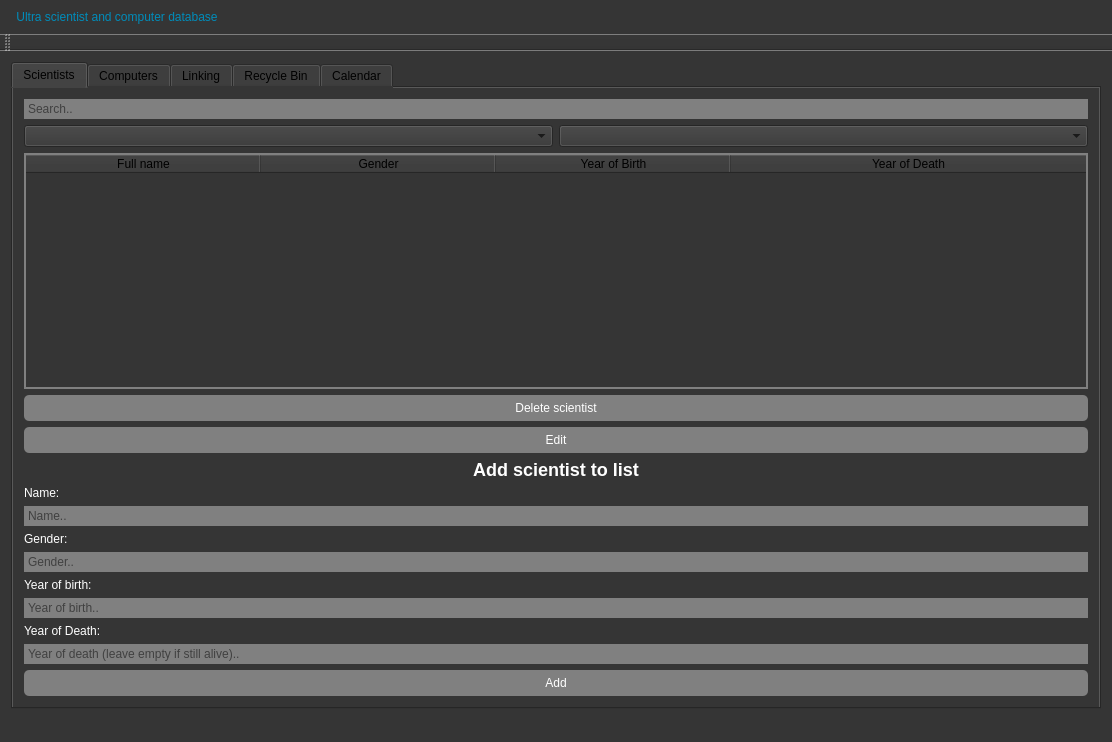
Old version of the form VerklegtNamskeidH3/mainwindow.ui in the repository Eytor/VerklegtNamskeid.
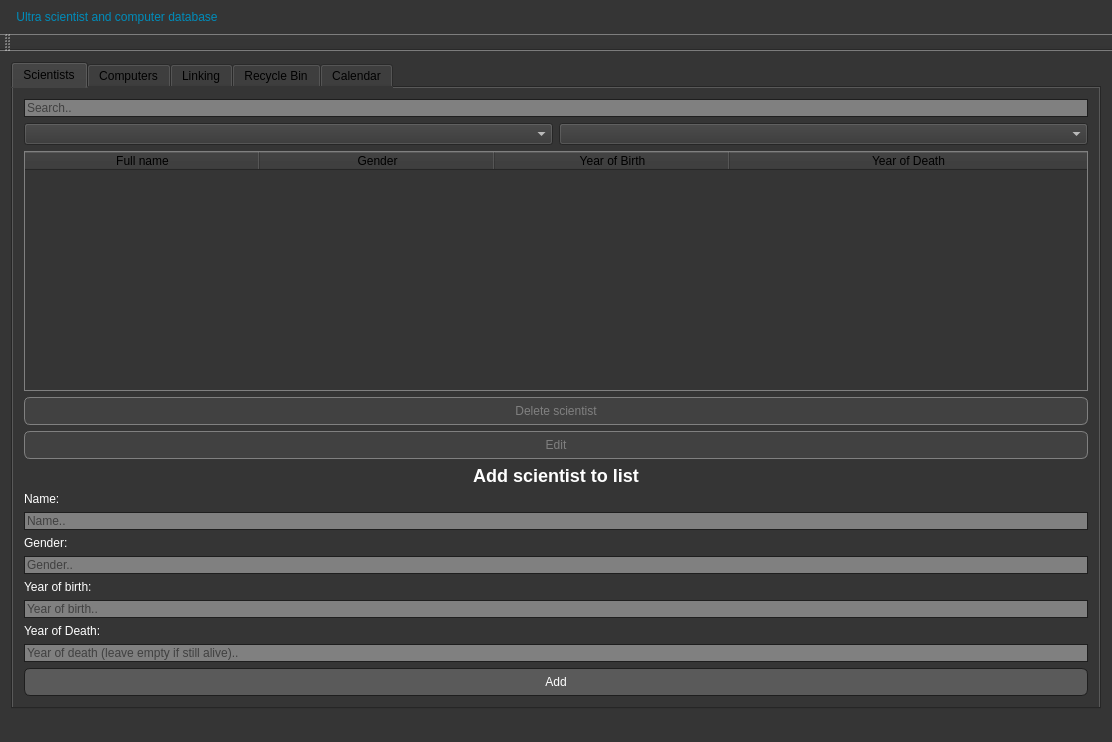
New version of the form.

Commit message: More UI tweaks, borders, buttons etc

Patch:
```diff
--- a/VerklegtNamskeidH3/mainwindow.ui
+++ b/VerklegtNamskeidH3/mainwindow.ui
@@ -10,6 +10,97 @@
     <height>742</height>
    </rect>
   </property>
+  <property name="palette">
+   <palette>
+    <active>
+     <colorrole role="Button">
+      <brush brushstyle="SolidPattern">
+       <color alpha="255">
+        <red>53</red>
+        <green>53</green>
+        <blue>53</blue>
+       </color>
+      </brush>
+     </colorrole>
+     <colorrole role="Base">
+      <brush brushstyle="SolidPattern">
+       <color alpha="255">
+        <red>53</red>
+        <green>53</green>
+        <blue>53</blue>
+       </color>
+      </brush>
+     </colorrole>
+     <colorrole role="Window">
+      <brush brushstyle="SolidPattern">
+       <color alpha="255">
+        <red>53</red>
+        <green>53</green>
+        <blue>53</blue>
+       </color>
+      </brush>
+     </colorrole>
+    </active>
+    <inactive>
+     <colorrole role="Button">
+      <brush brushstyle="SolidPattern">
+       <color alpha="255">
+        <red>53</red>
+        <green>53</green>
+        <blue>53</blue>
+       </color>
+      </brush>
+     </colorrole>
+     <colorrole role="Base">
+      <brush brushstyle="SolidPattern">
+       <color alpha="255">
+        <red>53</red>
+        <green>53</green>
+        <blue>53</blue>
+       </color>
+      </brush>
+     </colorrole>
+     <colorrole role="Window">
+      <brush brushstyle="SolidPattern">
+       <color alpha="255">
+        <red>53</red>
+        <green>53</green>
+        <blue>53</blue>
+       </color>
+      </brush>
+     </colorrole>
+    </inactive>
+    <disabled>
+     <colorrole role="Button">
+      <brush brushstyle="SolidPattern">
+       <color alpha="255">
+        <red>53</red>
+        <green>53</green>
+        <blue>53</blue>
+       </color>
+      </brush>
+     </colorrole>
+     <colorrole role="Base">
+      <brush brushstyle="SolidPattern">
+       <color alpha="255">
+        <red>53</red>
+        <green>53</green>
+        <blue>53</blue>
+       </color>
+      </brush>
+     </colorrole>
+     <colorrole role="Window">
+      <brush brushstyle="SolidPattern">
+       <color alpha="255">
+        <red>53</red>
+        <green>53</green>
+        <blue>53</blue>
+       </color>
+      </brush>
+     </colorrole>
+    </disabled>
+   </palette>
+  </property>
   <property name="windowTitle">
    <string>MainWindow</string>
   </property>
@@ -31,6 +122,13 @@
 color:#008CBB
 }
 
+QComboBox{
+color:#fff;
+}
+QComboBox:scientist_order_by_column{
+color:#fff;
+}
+
 QLabel{
 color:#fff;
 }
@@ -39,9 +137,10 @@
 background-color:rgb(53, 53, 53);
 }
 
+
 QTableView{
 background-color:rgb(53, 53, 53);
-border: 2px solid gray;
+border: 1px solid gray;
 color:#fff;
 }
 
@@ -78,7 +177,7 @@
 
 QLineEdit{
 background-color:gray;
-border: 2px solid gray;
+border: 1px solid rgb(30, 30, 30);
 }
 QLineEdit:hover{
 background-color:rgb(75, 75, 75);
@@ -89,12 +188,19 @@
   font-size: 12px;
   padding: 6px;
   color: #fff;
-  background-color: gray;
-  border-radius: 5px;
+  background-color: rgb(90,90,90);
+  border:1px solid rgb(30,30,30);
+  border-radius: 6px;
 }
 QPushButton:hover{
 background-color:#008CBA;
 }
+QPushButton:!enabled{
+border:  1px solid grey;
+color:grey;
+background-color:rgb(65, 65, 65)
+}
+
 </string>
   </property>
   <widget class="QWidget" name="centralWidget">
```
Left out of the diff: 4 changed lines with no effect on the pictures.
